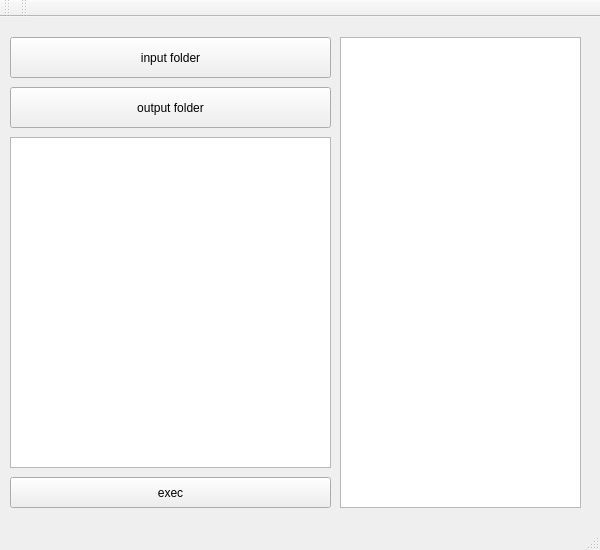
First picture: the form in gui/coexgui/mainwindow.ui, repository forensictool/coex, before the edit.
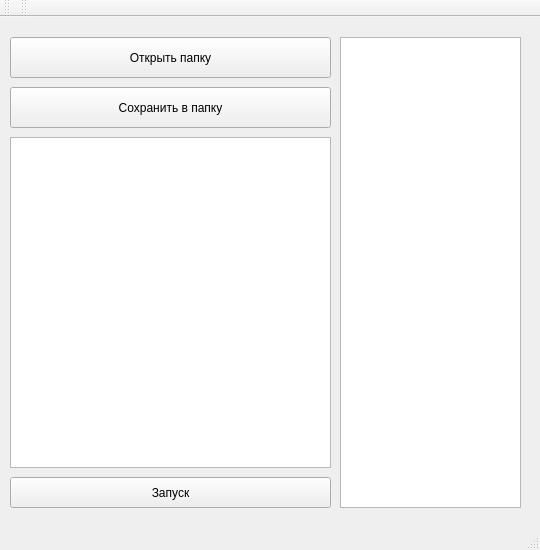
Second picture: the form after the edit. Icons and pictures are not drawn.

Commit message: update #10: add rus text and icon msgBox

```diff
--- a/gui/coexgui/mainwindow.ui
+++ b/gui/coexgui/mainwindow.ui
@@ -6,19 +6,19 @@
    <rect>
     <x>0</x>
     <y>0</y>
-    <width>600</width>
+    <width>540</width>
     <height>550</height>
    </rect>
   </property>
   <property name="minimumSize">
    <size>
-    <width>600</width>
+    <width>540</width>
     <height>550</height>
    </size>
   </property>
   <property name="maximumSize">
    <size>
-    <width>600</width>
+    <width>540</width>
     <height>550</height>
    </size>
   </property>
@@ -46,7 +46,7 @@
      </rect>
     </property>
     <property name="text">
-     <string>input folder</string>
+     <string>Открыть папку</string>
     </property>
    </widget>
    <widget class="QPushButton" name="pushButton_2">
@@ -59,23 +59,7 @@
      </rect>
     </property>
     <property name="text">
-     <string>output folder</string>
-    </property>
-   </widget>
-   <widget class="QLabel" name="label">
-    <property name="geometry">
-     <rect>
-      <x>340</x>
-      <y>20</y>
-      <width>241</width>
-      <height>41</height>
-     </rect>
-    </property>
-    <property name="text">
-     <string/>
-    </property>
-    <property name="textFormat">
-     <enum>Qt::PlainText</enum>
+     <string>Сохранить в папку</string>
     </property>
    </widget>
    <widget class="QPushButton" name="pushButton_3">
@@ -88,7 +72,7 @@
      </rect>
     </property>
     <property name="text">
-     <string>exec</string>
+     <string>Запуск</string>
     </property>
    </widget>
    <widget class="QTextBrowser" name="textBrowser">
@@ -107,25 +91,12 @@
      <number>0</number>
     </property>
    </widget>
-   <widget class="QLabel" name="label_2">
-    <property name="geometry">
-     <rect>
-      <x>340</x>
-      <y>70</y>
-      <width>241</width>
-      <height>31</height>
-     </rect>
-    </property>
-    <property name="text">
-     <string/>
-    </property>
-   </widget>
    <widget class="QListView" name="listView">
     <property name="geometry">
      <rect>
       <x>340</x>
       <y>20</y>
-      <width>241</width>
+      <width>181</width>
       <height>471</height>
      </rect>
     </property>
```
Left out of the diff: 2 changed lines with no effect on the pictures. The commit also changes 1 other file.
